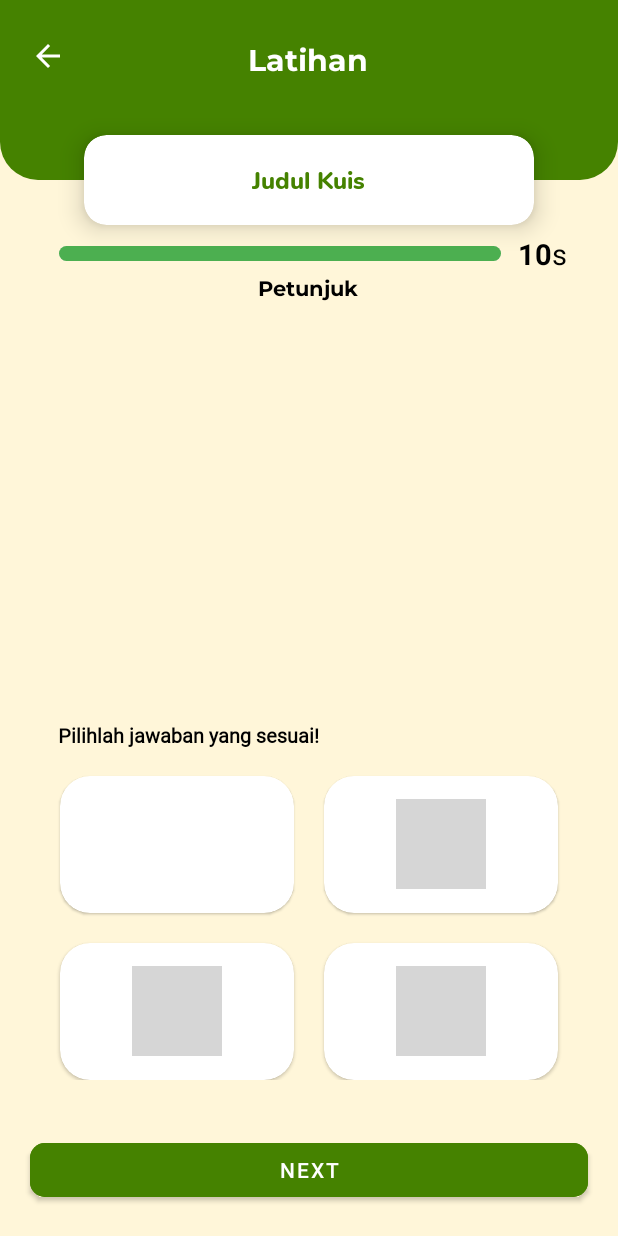
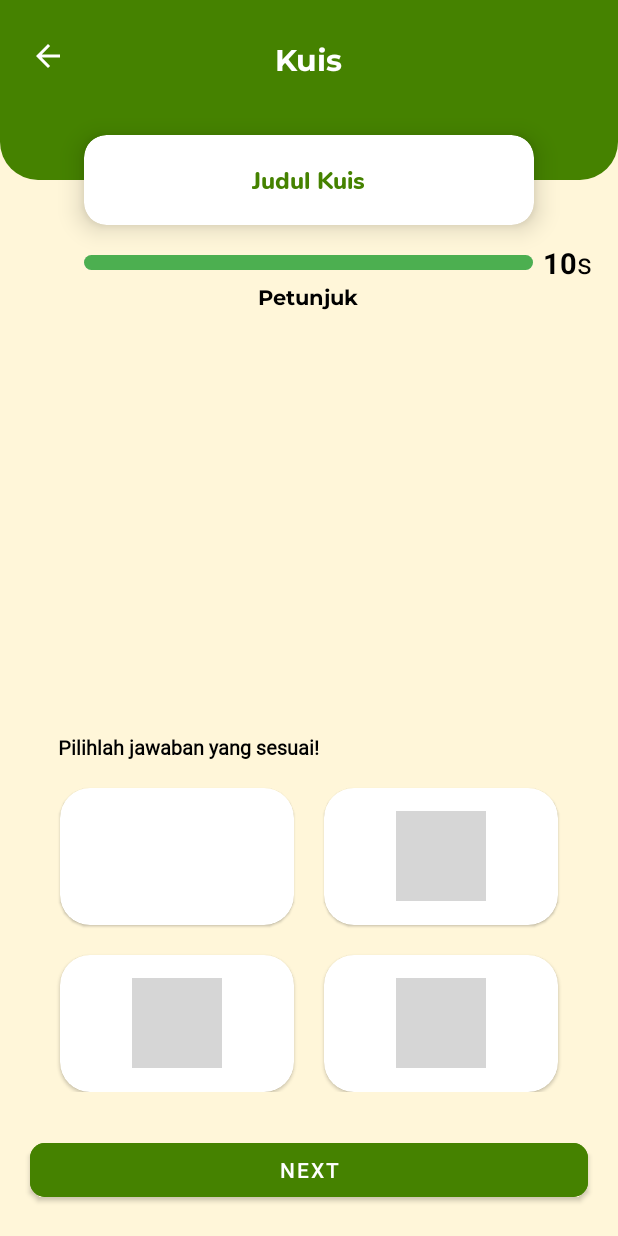
Before and after one commit to FadhilRabbani/Qolami3.0_LughahTech, an Android app: the layout fragment_kuis_universal.xml on its own in the app's theme, with its tools: preview values and no code run, on a phone screen of 412 x 824 dp. Run offline under Robolectric (Android 15) with nearby library versions, the phone set to English and light mode, and no system bars; plain views replace YouTubePlayerView; network calls fail; grey boxes are pictures that could not be loaded.

Commit message:
revisi terbaru (14/07/2025, 02:12)

```diff
--- a/app/src/main/res/layout/fragment_kuis_universal.xml
+++ b/app/src/main/res/layout/fragment_kuis_universal.xml
@@ -30,7 +30,7 @@
             android:layout_centerHorizontal="true"
             android:layout_marginTop="25dp"
             android:fontFamily="@font/montserrat_bold"
-            android:text="Latihan"
+            android:text="Kuis"
             android:textColor="@color/white"
             android:textSize="20sp" />
 
@@ -79,37 +79,43 @@
         app:layout_constraintStart_toStartOf="parent"
         app:layout_constraintTop_toBottomOf="@+id/progressBar" />
 
+
     <LinearLayout
         android:id="@+id/videoLayout"
         android:layout_width="match_parent"
         android:layout_height="wrap_content"
+        android:layout_marginTop="@dimen/_10sdp"
+        android:visibility="gone"
         android:orientation="vertical"
-        android:visibility="gone"
-        android:layout_marginTop="@dimen/_20sdp"
-        app:layout_constraintTop_toBottomOf="@id/txt_penjelasan"
+        android:layout_marginBottom="@dimen/_10sdp"
+        app:layout_constraintBottom_toTopOf="@+id/txtSoal"
+        app:layout_constraintEnd_toEndOf="parent"
         app:layout_constraintStart_toStartOf="parent"
-        app:layout_constraintEnd_toEndOf="parent">
+        app:layout_constraintTop_toBottomOf="@id/txt_penjelasan">
 
         <com.pierfrancescosoffritti.androidyoutubeplayer.core.player.views.YouTubePlayerView
             android:id="@+id/yt_player"
             android:layout_width="match_parent"
             android:layout_height="183dp"
             android:layout_marginStart="20dp"
-            android:layout_marginEnd="20dp"/>
+            android:layout_marginEnd="20dp" />
     </LinearLayout>
 
-    <!-- Layout Audio -->
     <LinearLayout
         android:id="@+id/audioLayout"
         android:layout_width="match_parent"
         android:layout_height="wrap_content"
+        android:layout_marginTop="@dimen/_10sdp"
+        android:visibility="gone"
+        android:layout_marginBottom="@dimen/_10sdp"
+        android:gravity="center_horizontal"
         android:orientation="vertical"
-        android:visibility="gone"
-        android:layout_marginTop="@dimen/_20sdp"
+        app:layout_constraintBottom_toTopOf="@+id/txtSoal"
+        app:layout_constraintEnd_toEndOf="parent"
+        app:layout_constraintHorizontal_bias="0.0"
+        app:layout_constraintStart_toStartOf="parent"
         app:layout_constraintTop_toBottomOf="@id/txt_penjelasan"
-        app:layout_constraintStart_toStartOf="parent"
-        app:layout_constraintEnd_toEndOf="parent"
-        android:gravity="center_horizontal">
+        app:layout_constraintVertical_bias="1.0">
 
         <ImageView
             android:id="@+id/btn_play_audio"
@@ -118,13 +124,8 @@
             android:layout_marginTop="8dp"
             android:background="@drawable/ring_audio"
             android:padding="@dimen/_25sdp"
-            android:src="@drawable/baseline_volume_up_24_audio"/>
+            android:src="@drawable/baseline_volume_up_24_audio" />
     </LinearLayout>
-
-
-    <!-- Pilihan Jawaban -->
-
-    <!-- Tombol Next -->
 
     <androidx.constraintlayout.widget.ConstraintLayout
         android:id="@+id/constraintLayout4"
@@ -132,10 +133,10 @@
         android:layout_height="wrap_content"
         android:layout_marginStart="20dp"
         android:layout_marginEnd="20dp"
-        android:layout_marginBottom="36dp"
+        android:layout_marginBottom="28dp"
         app:layout_constraintBottom_toTopOf="@+id/btn_next"
         app:layout_constraintEnd_toEndOf="parent"
-        app:layout_constraintHorizontal_bias="1.0"
+        app:layout_constraintHorizontal_bias="0.0"
         app:layout_constraintStart_toStartOf="parent">
 
         <com.google.android.material.card.MaterialCardView
@@ -245,16 +246,16 @@
     <ProgressBar
         android:id="@+id/progressBar"
         style="?android:attr/progressBarStyleHorizontal"
-        android:layout_width="match_parent"
+        android:layout_width="@dimen/_230sdp"
         android:layout_height="10dp"
-        android:layout_marginTop="14dp"
-        android:layout_marginStart="@dimen/_30sdp"
-        android:layout_marginEnd="@dimen/_60sdp"
+        android:layout_marginTop="20dp"
         android:max="20"
         android:progress="20"
         android:progressDrawable="@drawable/progress_green"
-        app:layout_constraintTop_toBottomOf="@+id/cardView"
-        tools:layout_editor_absoluteX="0dp" />
+        app:layout_constraintEnd_toEndOf="@+id/cardView"
+        app:layout_constraintHorizontal_bias="0.0"
+        app:layout_constraintStart_toStartOf="@+id/cardView"
+        app:layout_constraintTop_toBottomOf="@+id/cardView" />
 
     <TextView
         android:id="@+id/txtCountdown"
```
Also changed, not shown: app/src/main/java/com/test/qolami/view/kuis/FragmentHasilKuis.kt (+13 -10 lines), app/src/main/java/com/test/qolami/view/latihan/FragmentDetailLatihanHuruf.kt (+6 -1 lines), app/src/main/java/com/test/qolami/view/latihan/FragmentHasilLatihanAudio.kt (+3 -3 lines), app/src/main/java/com/test/qolami/view/pelajaran/VideoPembelajaranFragment.kt (+14 -60 lines), app/src/main/res/layout/fragment_info.xml (+33 -32 lines), app/src/main/res/layout/fragment_pelajaran_kata_dhammah.xml (+6 -5 lines), app/src/main/res/layout/fragment_pelajaran_kata_fathah.xml (+6 -5 lines), app/src/main/res/layout/fragment_pelajaran_kata_kasrah.xml (+5 -4 lines), app/src/main/res/layout/fragment_video_pembelajaran.xml (+7 -4 lines).
